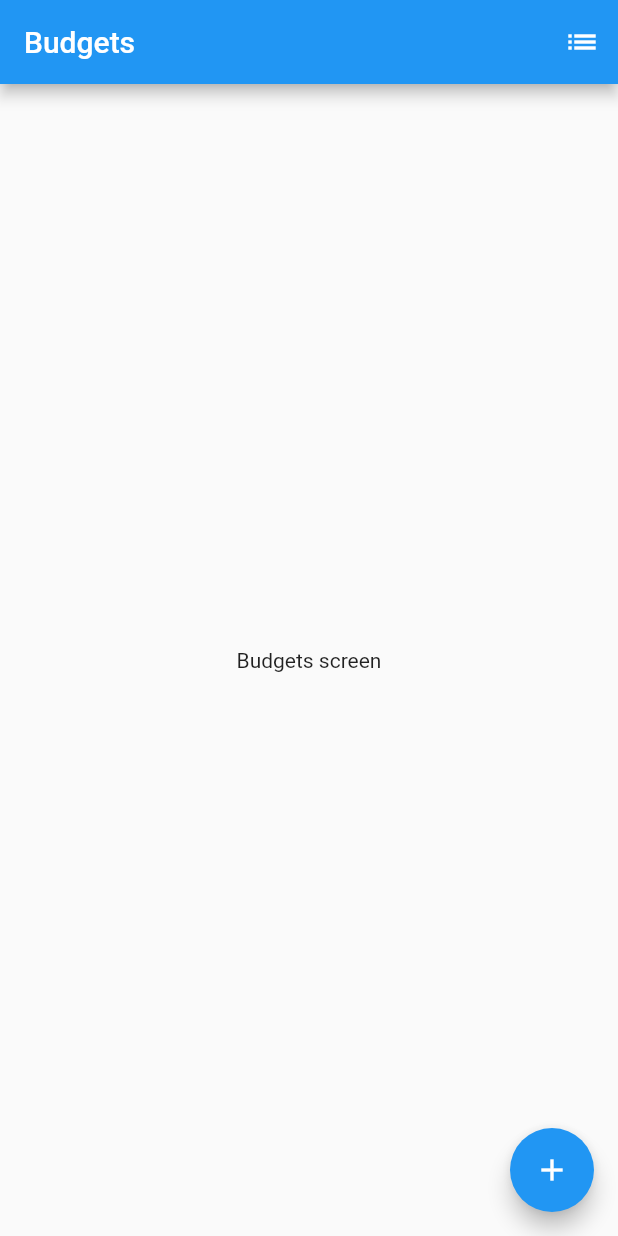
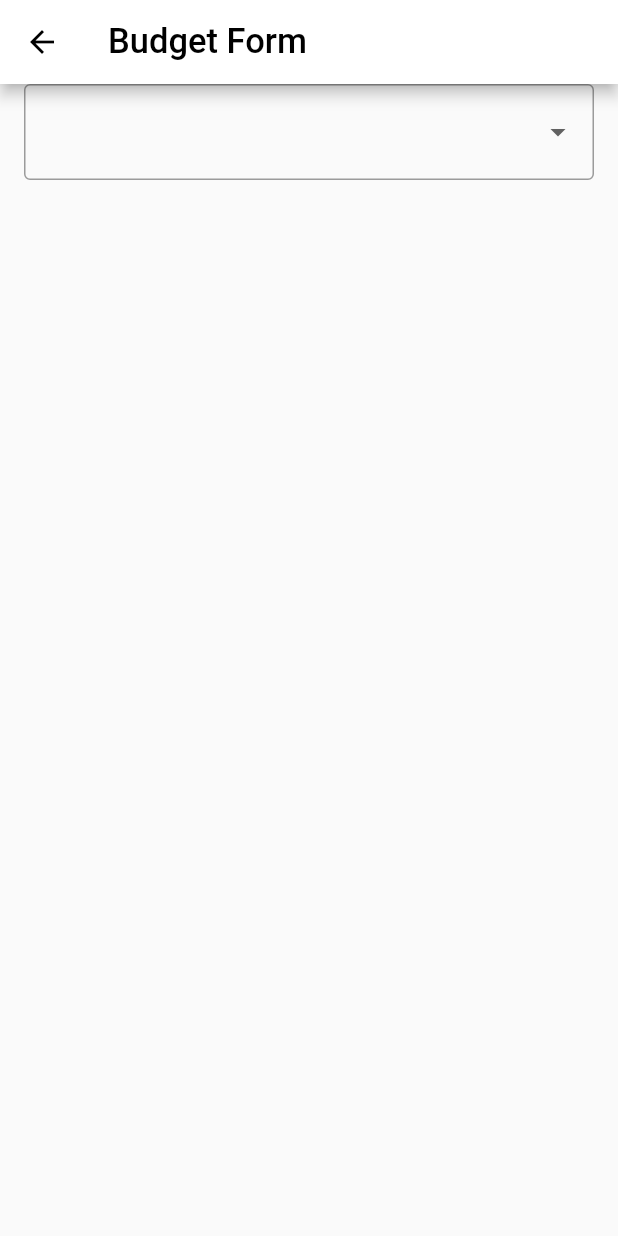
Before and after one commit to HRahimy/budgeter, a Flutter app: the screen it shows after launch, after a tap on the "add" icon, on a phone screen of 412 x 824 dp. Run offline on Flutter 3.47's test engine with Material 2 defaults, Android fonts, the light colour scheme and no system bars; our stand-ins replace bloc, equatable.

Commit message:
Budgets feature - Set up scaffold for budget form screen - Add custom theme for app

```diff
--- a/lib/app.dart
+++ b/lib/app.dart
@@ -1,4 +1,5 @@
 import 'package:budgeter/budgeter_routes.dart';
+import 'package:budgeter/budgeter_theme.dart';
 import 'package:budgeter/budgets/widgets/budgets_screen.dart';
 import 'package:flutter/material.dart';
 
@@ -31,6 +32,7 @@ class _AppState extends State<_App> {
   @override
   Widget build(BuildContext context) {
     return MaterialApp(
+      theme: BudgeterTheme.theme,
       navigatorKey: _navigatorKey,
       initialRoute: BudgetsScreen.routeName,
       routes: BudgeterRoutes().routes(context),
--- a/lib/budgeter_routes.dart
+++ b/lib/budgeter_routes.dart
@@ -1,3 +1,4 @@
+import 'package:budgeter/budgets/widgets/budgets_form_screen.dart';
 import 'package:budgeter/budgets/widgets/budgets_screen.dart';
 import 'package:flutter/material.dart';
 
@@ -6,6 +7,7 @@ class BudgeterRoutes {
       BuildContext context) {
     return {
       BudgetsScreen.routeName: (context) => const BudgetsScreen(),
+      BudgetsFormScreen.routeName: (context) => const BudgetsFormScreen(),
     };
   }
 }
--- /dev/null
+++ b/lib/budgeter_theme.dart
@@ -0,0 +1,29 @@
+import 'package:flutter/material.dart';
+
+class BudgeterTheme {
+  static const Color highlightColor = Color.fromRGBO(0, 188, 212, 1);
+
+  static ThemeData get theme {
+    final themeData = ThemeData.light();
+
+    return themeData.copyWith(
+      primaryColor: Colors.white,
+      highlightColor: highlightColor,
+      floatingActionButtonTheme: const FloatingActionButtonThemeData(
+        backgroundColor: highlightColor,
+      ),
+      appBarTheme: const AppBarTheme(
+        backgroundColor: Colors.white,
+        titleTextStyle: TextStyle(
+          color: Colors.black,
+          fontWeight: FontWeight.w500,
+          fontSize: 23,
+        ),
+        iconTheme: IconThemeData(color: Colors.black),
+      ),
+      inputDecorationTheme: const InputDecorationTheme(
+        border: OutlineInputBorder(),
+      ),
+    );
+  }
+}
--- /dev/null
+++ b/lib/budgets/widgets/budgets_form_screen.dart
@@ -0,0 +1,54 @@
+import 'package:flutter/material.dart';
+
+class BudgetsFormScreen extends StatelessWidget {
+  const BudgetsFormScreen({Key? key}) : super(key: key);
+  static const String routeName = '/budgetsFormScreen';
+
+  @override
+  Widget build(BuildContext context) {
+    return Scaffold(
+      appBar: AppBar(
+        title: const Text('Budget Form'),
+      ),
+      body: _Form(),
+    );
+  }
+}
+
+class _Form extends StatelessWidget {
+  _Form({Key? key}) : super(key: key);
+
+  final GlobalKey<FormState> _budgetFormKey = GlobalKey<FormState>();
+
+  @override
+  Widget build(BuildContext context) {
+    return Form(
+      key: _budgetFormKey,
+      child: Padding(
+        padding: const EdgeInsets.symmetric(horizontal: 16),
+        child: Column(
+          children: [_CurrencyInputField()],
+        ),
+      ),
+    );
+  }
+}
+
+class _CurrencyInputField extends StatelessWidget {
+  @override
+  Widget build(BuildContext context) {
+    return DropdownButtonFormField(
+      onChanged: (value) {},
+      items: const [
+        DropdownMenuItem(
+          value: 1,
+          child: Text('first'),
+        ),
+        DropdownMenuItem(
+          value: 2,
+          child: Text('second'),
+        ),
+      ],
+    );
+  }
+}
--- a/lib/budgets/widgets/budgets_screen.dart
+++ b/lib/budgets/widgets/budgets_screen.dart
@@ -1,3 +1,4 @@
+import 'package:budgeter/budgets/widgets/budgets_form_screen.dart';
 import 'package:flutter/material.dart';
 
 class BudgetsScreen extends StatelessWidget {
@@ -20,7 +21,12 @@ class BudgetsScreen extends StatelessWidget {
         child: Text('Budgets screen'),
       ),
       floatingActionButton: FloatingActionButton(
-        onPressed: () {},
+        onPressed: () {
+          Navigator.pushNamed(
+            context,
+            BudgetsFormScreen.routeName,
+          );
+        },
         child: const Icon(Icons.add),
       ),
     );
```
